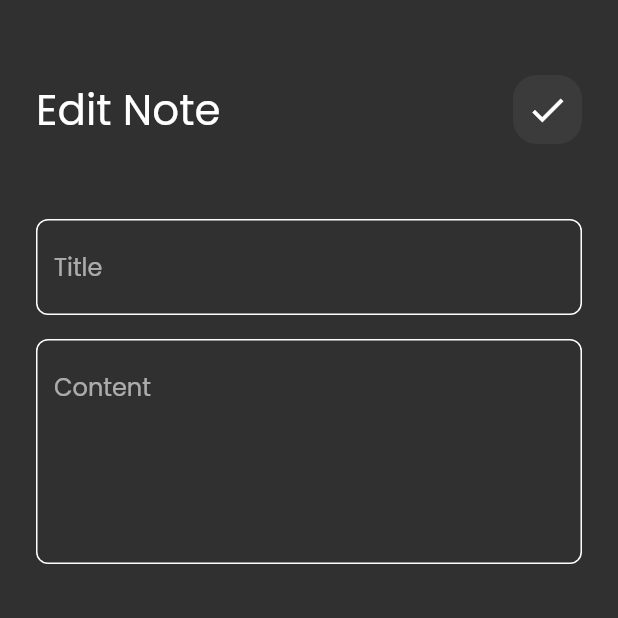
After one commit to A-Bamoman/notes_app, a Flutter app: the screen it shows after launch, after a tap on "Flutter Tips", on a phone screen of 412 x 824 dp, the top half of it. The commit adds this screen. Run offline on Flutter 3.47's test engine with Material 2 defaults, Android fonts, the phone set to English and light mode, and no system bars.

Commit message:
edit note view ui done

```diff
--- /dev/null
+++ b/lib/views/edit_view_body.dart
@@ -0,0 +1,14 @@
+import 'package:flutter/material.dart';
+import 'package:notes_app/views/widgets/edit_view_body.dart';
+
+
+class EditNoteView extends StatelessWidget {
+  const EditNoteView({Key? key}) : super(key: key);
+
+  @override
+  Widget build(BuildContext context) {
+    return const Scaffold(
+      body: EditNoteViewBody(),
+    );
+  }
+}
--- a/lib/views/widgets/custom_app_bar.dart
+++ b/lib/views/widgets/custom_app_bar.dart
@@ -3,20 +3,23 @@ import 'package:flutter/material.dart';
 import 'custom_icon.dart';
 
 class CustomAppBar extends StatelessWidget {
-  const CustomAppBar({Key? key}) : super(key: key);
-
+  const CustomAppBar({Key? key, required this.title, required this.icon}) : super(key: key);
+  final String title;
+  final IconData icon;
   @override
   Widget build(BuildContext context) {
-    return const Row(
+    return  Row(
       mainAxisAlignment: MainAxisAlignment.spaceBetween,
       children: [
         Text(
-          'Notes',
-          style: TextStyle(
+          title,
+          style: const TextStyle(
             fontSize: 28,
           ),
         ),
-        CustomIcon(),
+        CustomIcon(
+           icon: icon,
+        ),
       ],
     );
   }
--- a/lib/views/widgets/custom_icon.dart
+++ b/lib/views/widgets/custom_icon.dart
@@ -1,7 +1,7 @@
 import 'package:flutter/material.dart';
 class CustomIcon extends StatelessWidget {
-  const CustomIcon({Key? key}) : super(key: key);
-
+  const CustomIcon({Key? key, required this.icon}) : super(key: key);
+  final IconData icon;
   @override
   Widget build(BuildContext context) {
     return Container(
@@ -12,8 +12,8 @@ class CustomIcon extends StatelessWidget {
           borderRadius: BorderRadius.circular(16)),
       child: IconButton(
         onPressed: () {},
-        icon: const Icon(
-          Icons.search,
+        icon:  Icon(
+         icon,
           size: 28,
         ),
       ),
--- /dev/null
+++ b/lib/views/widgets/edit_view_body.dart
@@ -0,0 +1,37 @@
+import 'package:flutter/material.dart';
+import 'package:notes_app/views/widgets/custom_app_bar.dart';
+import 'package:notes_app/views/widgets/custom_text_field.dart';
+
+class EditNoteViewBody extends StatelessWidget {
+  const EditNoteViewBody({Key? key}) : super(key: key);
+
+  @override
+  Widget build(BuildContext context) {
+     return const Padding(
+      padding: EdgeInsets.symmetric(horizontal: 24),
+      child: Column(
+        children: [
+          SizedBox(
+            height: 50,
+          ),
+             CustomAppBar(
+            title: 'Edit Note',
+            icon: Icons.check,
+          ),
+
+SizedBox(
+            height: 50,
+          ),
+          CustomTextField(hint: 'Title'),
+          SizedBox(
+            height: 16,
+          ),
+            CustomTextField(
+            hint: 'Content',
+            maxLines: 5,
+          )
+        ],
+      ),
+    );
+  }
+}
--- a/lib/views/widgets/note_item.dart
+++ b/lib/views/widgets/note_item.dart
@@ -1,11 +1,21 @@
 
 import 'package:flutter/material.dart';
+import 'package:notes_app/views/edit_view_body.dart';
 class NoteItem extends StatelessWidget {
   const NoteItem({Key? key}) : super(key: key);
 
   @override
   Widget build(BuildContext context) {
-    return Container(
+    return GestureDetector(
+      onTap: (){
+        Navigator.push(
+          context,
+          MaterialPageRoute(builder: (context) {
+            return const EditNoteView();
+          }),
+        );
+      },
+      child: Container(
         decoration: BoxDecoration(
           color: const Color(0xffFFCC80),
           borderRadius: BorderRadius.circular(16),
@@ -52,6 +62,7 @@ class NoteItem extends StatelessWidget {
             )
           ],
         ),
+      ),
     );
   }
 }
--- a/lib/views/widgets/notes_view_body.dart
+++ b/lib/views/widgets/notes_view_body.dart
@@ -16,7 +16,10 @@ class NotesViewBody extends StatelessWidget {
           SizedBox(
             height: 50,
           ),
-          CustomAppBar(),
+          CustomAppBar(
+               title: 'Notes',
+            icon: Icons.search,
+          ),
           Expanded(child: NotesListView()),
         ],
       ),
```
Lines whose indentation alone changed are shown as unchanged.
